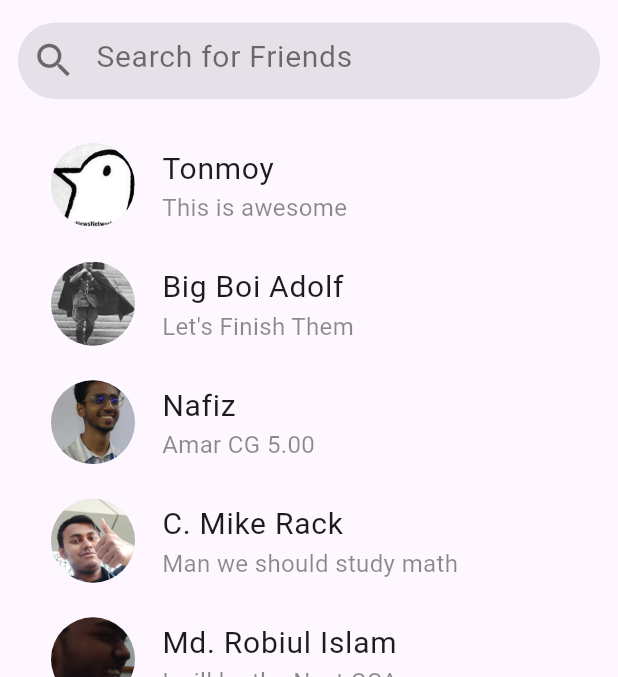
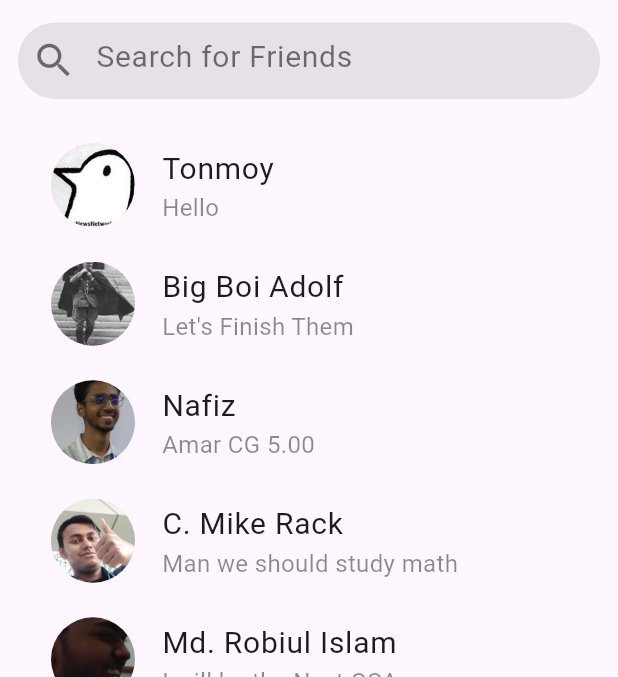
Before and after one commit to OnoPUNPUN/Chatting_app, a Flutter app: the screen it shows after launch, in the side drawer, after a tap on "Conversation", on a phone screen of 412 x 824 dp, the part 84-761 px from its top. Run offline on Flutter 3.47's test engine with Material 3 defaults, Android fonts, the phone set to English and light mode, and no system bars.

Commit message:
Optimized somethings

```diff
--- a/lib/chat_page.dart
+++ b/lib/chat_page.dart
@@ -1,4 +1,6 @@
 import 'package:flutter/material.dart';
+import 'package:simple_login_page/widgets/chat_bar.dart';
+import 'models/users.dart';
 
 import 'navigation_darawer.dart';
 
@@ -73,86 +75,17 @@ class ChatPage extends StatelessWidget {
           Expanded(
             child: Padding(
               padding: const EdgeInsets.symmetric(horizontal: 16.0, vertical: 8.0),
-              child: ListView(
-                children: const [
-                  ListTile(
-                    leading: CircleAvatar(
-                      backgroundImage: AssetImage('pics/punpun.jpg'),
-                      radius: 30,
-                    ),
-                    title: Text('Tonmoy', style: TextStyle(fontSize: 20),),
-                    subtitle: Text('This is awesome', style: TextStyle(fontSize: 16, color: Colors.black45),
-                    ),
-                  ),
-
-                  SizedBox(
-                    height: 10.0,
-                  ),
-
-                  ListTile(
-                    leading: CircleAvatar(
-                      backgroundImage: AssetImage('pics/hhh.jpg'),
-                      radius: 30,
-                    ),
-                    title: Text('Big Boi Adolf', style: TextStyle(fontSize: 20),),
-                    subtitle: Text("Let's Finish Them", style: TextStyle(fontSize: 16, color: Colors.black45),
-                    ),
-                  ),
-
-                  SizedBox(
-                    height: 10.0,
-                  ),
-
-                  ListTile(
-                    leading: CircleAvatar(
-                      backgroundImage: AssetImage('pics/R.jpg'),
-                      radius: 30,
-                    ),
-                    title: Text('Nafiz', style: TextStyle(fontSize: 20),),
-                    subtitle: Text('Amar CG 5.00', style: TextStyle(fontSize: 16, color: Colors.black45),
-                    ),
-                  ),
-
-                  SizedBox(
-                    height: 10.0,
-                  ),
-
-                  ListTile(
-                    leading: CircleAvatar(
-                      backgroundImage: AssetImage('pics/mimber.jpg'),
-                      radius: 30,
-                    ),
-                    title: Text('C. Mike Rack', style: TextStyle(fontSize: 20),),
-                    subtitle: Text('Man we should study math', style: TextStyle(fontSize: 16, color: Colors.black45),
-                    ),
-                  ),
-
-                  SizedBox(
-                    height: 10.0,
-                  ),
-
-                  ListTile(
-                    leading: CircleAvatar(
-                      backgroundImage: AssetImage('pics/Na.jpg'),
-                      radius: 30,
-                    ),
-                    title: Text('Md. Robiul Islam', style: TextStyle(fontSize: 20),),
-                    subtitle: Text('I will be the Next OSA', style: TextStyle(fontSize: 16, color: Colors.black45),),
-                  ),
-
-                  SizedBox(
-                    height: 10.0,
-                  ),
-
-                  ListTile(
-                    leading: CircleAvatar(
-                      backgroundImage: AssetImage('pics/D.jpg'),
-                      radius: 30,
-                    ),
-                    title: Text('Danny', style: TextStyle(fontSize: 20),),
-                    subtitle: Text('Danny sent an attachment', style: TextStyle(fontSize: 16, color: Colors.black45),),
-                  ),
-                ],
+              child: ListView.separated(
+                itemCount: users.length,
+                itemBuilder: (context, index) {
+                  final user = users[index];
+                  return ChatBar(
+                    friendName: user.friendName,
+                    chat: user.chat,
+                    imageLocation: user.imageLocation,
+                  );
+                },
+                separatorBuilder: (context, index) => const SizedBox(height: 10.0),
               ),
             ),
           ),
--- /dev/null
+++ b/lib/models/users.dart
@@ -0,0 +1,16 @@
+class Users{
+  final String friendName;
+  final String chat;
+  final String? imageLocation;
+
+  Users(this.friendName, this.chat, this.imageLocation);
+
+}
+List users = [
+  Users('Tonmoy', "Hello", 'pics/punpun.jpg'),
+  Users('Big Boi Adolf', "Let's Finish Them", 'pics/hhh.jpg'),
+  Users('Nafiz', "Amar CG 5.00", 'pics/R.jpg'),
+  Users('C. Mike Rack', 'Man we should study math', 'pics/mimber.jpg'),
+  Users('Md. Robiul Islam', "I will be the Next OSA", 'pics/Na.jpg'),
+  Users('Danny', "Danny sent an attachment", 'pics/D.jpg'),
+];
--- /dev/null
+++ b/lib/widgets/chat_bar.dart
@@ -0,0 +1,38 @@
+import 'package:flutter/material.dart';
+
+class ChatBar extends StatelessWidget {
+  final String friendName;
+  final String chat;
+  final String? imageLocation;
+
+  const ChatBar({
+    super.key,
+    required this.friendName,
+    required this.chat,
+    this.imageLocation,
+  });
+
+  @override
+  Widget build(BuildContext context) {
+    const defaultImagePath = 'pics/punpun.jpg';
+
+    return ListTile(
+      leading: CircleAvatar(
+        backgroundImage: AssetImage(
+          (imageLocation == null || imageLocation!.isEmpty)
+              ? defaultImagePath
+              : imageLocation!,
+        ),
+        radius: 30,
+      ),
+      title: Text(
+        friendName,
+        style: const TextStyle(fontSize: 20),
+      ),
+      subtitle: Text(
+        chat,
+        style: const TextStyle(fontSize: 16, color: Colors.black45),
+      ),
+    );
+  }
+}
```
